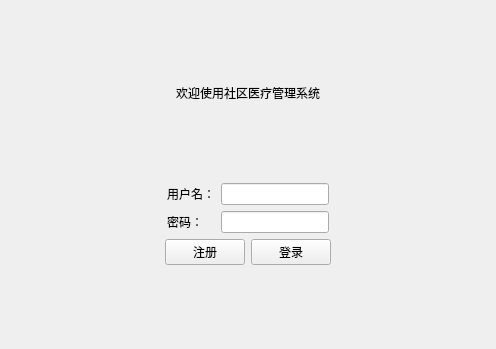
First picture: the form in loginview.ui, repository DgutGWK/QtCourse, before the edit.
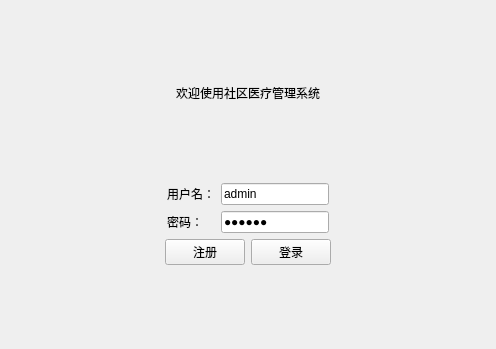
Second picture: the form after the edit.

The edit to the form file:
```diff
--- a/loginview.ui
+++ b/loginview.ui
@@ -84,13 +84,20 @@
         </item>
         <item row="1" column="1">
          <widget class="QLineEdit" name="inputUserPassword">
+          <property name="text">
+           <string>123456</string>
+          </property>
           <property name="echoMode">
            <enum>QLineEdit::EchoMode::Password</enum>
           </property>
          </widget>
         </item>
         <item row="0" column="1">
-         <widget class="QLineEdit" name="inputUserName"/>
+         <widget class="QLineEdit" name="inputUserName">
+          <property name="text">
+           <string>admin</string>
+          </property>
+         </widget>
         </item>
        </layout>
       </item>
```
